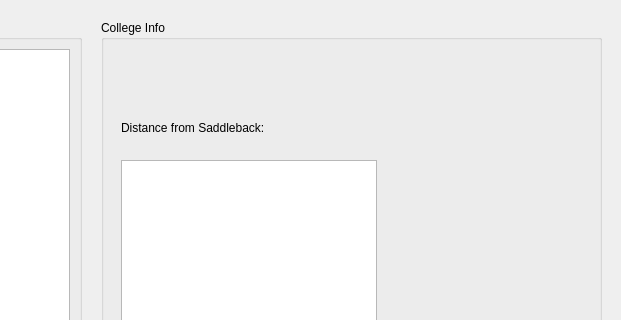
Qt form forms/mainwindow.ui (DimitriChrysafis/CollegeDistanceProject) before a commit; both pictures show x 179 to 800 and y 0 to 320 of the 800 by 600 pixel window.
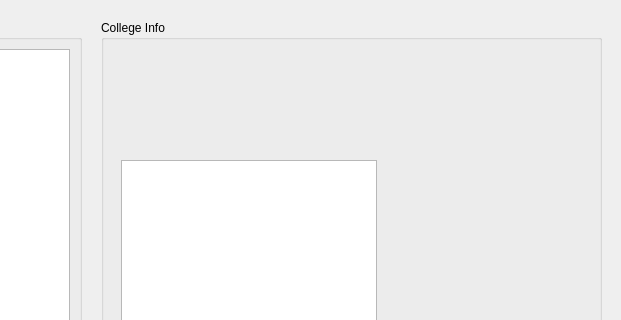
The same form after that commit.

The edit to the form file:
```diff
--- a/forms/mainwindow.ui
+++ b/forms/mainwindow.ui
@@ -67,26 +67,40 @@
      <property name="geometry">
       <rect>
        <x>20</x>
-       <y>40</y>
-       <width>171</width>
-       <height>16</height>
+       <y>30</y>
+       <width>461</width>
+       <height>40</height>
       </rect>
      </property>
+     <property name="font">
+      <font>
+       <pointsize>12</pointsize>
+       <bold>true</bold>
+      </font>
+     </property>
      <property name="text">
       <string/>
      </property>
+     <property name="alignment">
+      <set>Qt::AlignCenter</set>
+     </property>
     </widget>
     <widget class="QLabel" name="label_distanceFromSaddlebackPREFIX">
      <property name="geometry">
       <rect>
        <x>20</x>
-       <y>100</y>
-       <width>151</width>
-       <height>16</height>
+       <y>95</y>
+       <width>381</width>
+       <height>21</height>
       </rect>
      </property>
+     <property name="font">
+      <font>
+       <pointsize>10</pointsize>
+      </font>
+     </property>
      <property name="text">
-      <string>Distance from Saddleback:</string>
+      <string/>
      </property>
     </widget>
     <widget class="QListWidget" name="list_souvenirs">
@@ -100,14 +114,22 @@
      </property>
     </widget>
     <widget class="QLabel" name="label_distanceFromSaddleback">
+     <property name="enabled">
+      <bool>true</bool>
+     </property>
      <property name="geometry">
       <rect>
-       <x>200</x>
-       <y>100</y>
+       <x>410</x>
+       <y>95</y>
        <width>71</width>
-       <height>16</height>
+       <height>21</height>
       </rect>
      </property>
+     <property name="font">
+      <font>
+       <pointsize>10</pointsize>
+      </font>
+     </property>
      <property name="text">
       <string/>
      </property>
```
